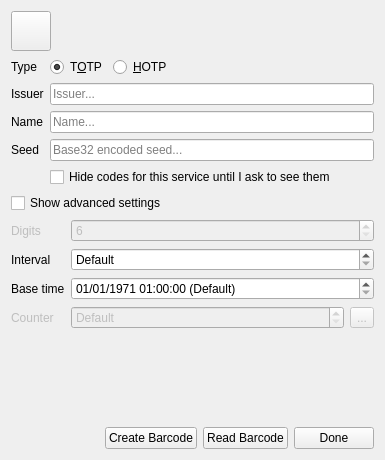
Before: the Qt Designer form ui/otpeditor.ui in darrenedale/Qonvince, drawn with Qt 5.
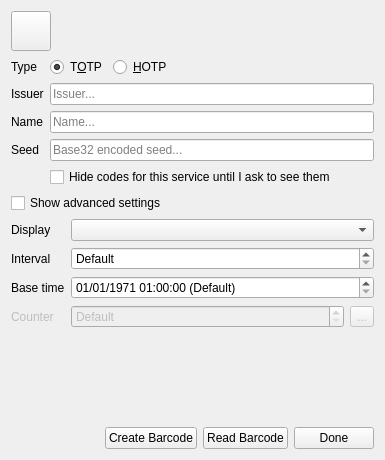
After: the same form once the commit is applied. Icons and pictures are not drawn.

Commit message: OtpEditor can now be used to choose the display plugin.

```diff
--- a/ui/otpeditor.ui
+++ b/ui/otpeditor.ui
@@ -219,28 +219,9 @@
        <number>0</number>
       </property>
       <item row="0" column="0">
-       <widget class="QLabel" name="digitsLabel">
-        <property name="enabled">
-         <bool>false</bool>
-        </property>
+       <widget class="QLabel" name="displayLabel">
         <property name="text">
-         <string>Digits</string>
-        </property>
-       </widget>
-      </item>
-      <item row="0" column="1">
-       <widget class="QSpinBox" name="digitsSpin">
-        <property name="enabled">
-         <bool>false</bool>
-        </property>
-        <property name="toolTip">
-         <string>&lt;html&gt;&lt;head/&gt;&lt;body&gt;&lt;p&gt;The number of digits to use for generated codes. This can be 6, 7 or 8.&lt;/p&gt;&lt;p&gt;&lt;span style=&quot; font-style:italic;&quot;&gt;If you change the number of digits to a value that is not the same as the one the issuer has, the generated codes will be incorrect.&lt;/span&gt;&lt;/p&gt;&lt;/body&gt;&lt;/html&gt;</string>
-        </property>
-        <property name="minimum">
-         <number>6</number>
-        </property>
-        <property name="maximum">
-         <number>8</number>
+         <string>Display</string>
         </property>
        </widget>
       </item>
@@ -372,6 +353,9 @@
         </item>
        </layout>
       </item>
+      <item row="0" column="1">
+       <widget class="QComboBox" name="displayPlugin"/>
+      </item>
      </layout>
     </widget>
    </item>
```
Left out of the diff: 1 changed line with no effect on the pictures. The commit also changes 4 other files.
